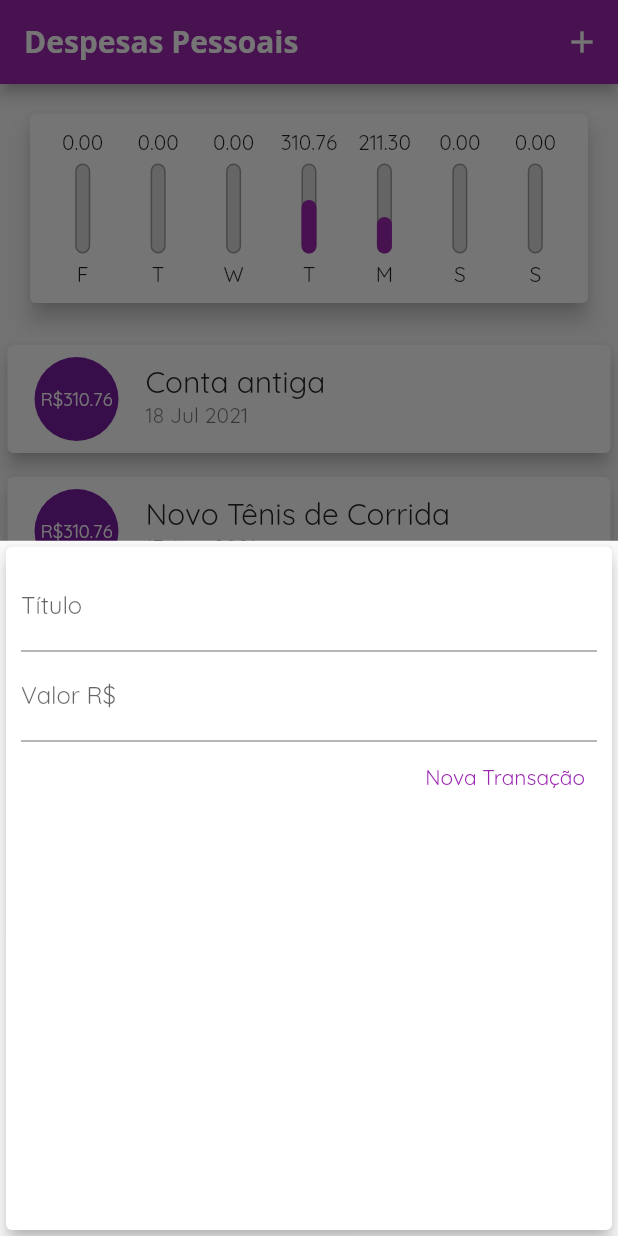
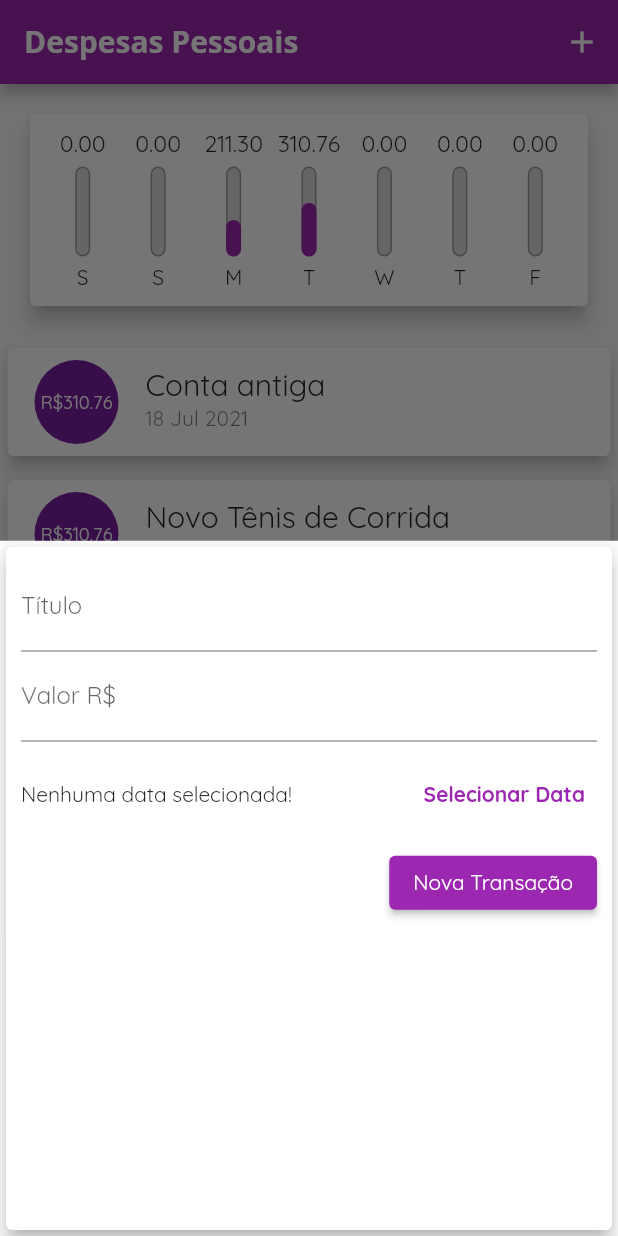
Before and after one commit to LetRicette/expenses-app-flutter, a Flutter app: the screen it shows after launch, after a tap on the "add" icon, on a phone screen of 412 x 824 dp. Run offline on Flutter 3.47's test engine with Material 2 defaults, Android fonts, the phone set to English and light mode, and no system bars.

Commit message:
DatePicker

```diff
--- a/lib/components/chart.dart
+++ b/lib/components/chart.dart
@@ -29,7 +29,7 @@ class Chart extends StatelessWidget {
         'day': DateFormat.E().format(weekDay)[0],
         'value': totalSum,
       };
-    });
+    }).reversed.toList();
   }
 
   double get _weekTotalValue {
--- a/lib/components/chart_bar.dart
+++ b/lib/components/chart_bar.dart
@@ -15,7 +15,12 @@ class ChartBar extends StatelessWidget {
   Widget build(BuildContext context) {
     return Column(
       children: [
-        FittedBox(child: Text('${value.toStringAsFixed(2)}')),
+        Container(
+          height: 20,
+          child: FittedBox(
+            child: Text('${value.toStringAsFixed(2)}'),
+          ),
+        ),
         SizedBox(height: 5),
         Container(
           height: 60,
--- a/lib/components/transaction_form.dart
+++ b/lib/components/transaction_form.dart
@@ -1,4 +1,5 @@
 import 'package:flutter/material.dart';
+import 'package:intl/intl.dart';
 
 class TransactionForm extends StatefulWidget {
   final void Function(String, double) onSubmit;
@@ -10,19 +11,35 @@ class TransactionForm extends StatefulWidget {
 }
 
 class _TransactionFormState extends State<TransactionForm> {
-  final titleController = TextEditingController();
-
-  final valueController = TextEditingController();
+  final _titleController = TextEditingController();
+  final _valueController = TextEditingController();
+  var _selectedDate;
 
   _submitForm() {
-    final title = titleController.text;
-    final value = double.tryParse(valueController.text) ?? 0.0;
+    final title = _titleController.text;
+    final value = double.tryParse(_valueController.text) ?? 0.0;
 
     if (title.isEmpty || value <= 0) {
       return;
     }
 
     widget.onSubmit(title, value);
+  }
+
+  _showDatePicker() {
+    showDatePicker(
+      context: context,
+      initialDate: DateTime.now(),
+      firstDate: DateTime(2020),
+      lastDate: DateTime.now(),
+    ).then((pickedDate) {
+      if (pickedDate == null) {
+        return;
+      }
+      setState(() {
+        _selectedDate = pickedDate;
+      });
+    });
   }
 
   @override
@@ -34,28 +51,51 @@ class _TransactionFormState extends State<TransactionForm> {
         child: Column(
           children: [
             TextField(
-              controller: titleController,
+              controller: _titleController,
               onSubmitted: (_) => _submitForm(),
               decoration: InputDecoration(
                 labelText: 'Título',
               ),
             ),
             TextField(
-              controller: valueController,
+              controller: _valueController,
               keyboardType: TextInputType.numberWithOptions(decimal: true),
               onSubmitted: (_) => _submitForm(),
               decoration: InputDecoration(
                 labelText: 'Valor R\$',
               ),
             ),
+            Container(
+              height: 70,
+              child: Row(
+                children: [
+                  Expanded(
+                    child: Text(
+                      _selectedDate == null
+                          ? 'Nenhuma data selecionada!'
+                          : 'Data Selecionada: ${DateFormat('dd/MM/y').format(_selectedDate)}',
+                    ),
+                  ),
+                  TextButton(
+                    onPressed: _showDatePicker,
+                    child: Text(
+                      'Selecionar Data',
+                      style: TextStyle(
+                        fontWeight: FontWeight.bold,
+                      ),
+                    ),
+                  )
+                ],
+              ),
+            ),
             Row(
               mainAxisAlignment: MainAxisAlignment.end,
               children: [
-                TextButton(
+                ElevatedButton(
                   onPressed: _submitForm,
                   child: Text('Nova Transação'),
                   style: TextButton.styleFrom(
-                    primary: Colors.purple,
+                    primary: Colors.white,
                   ),
                 ),
               ],
```
